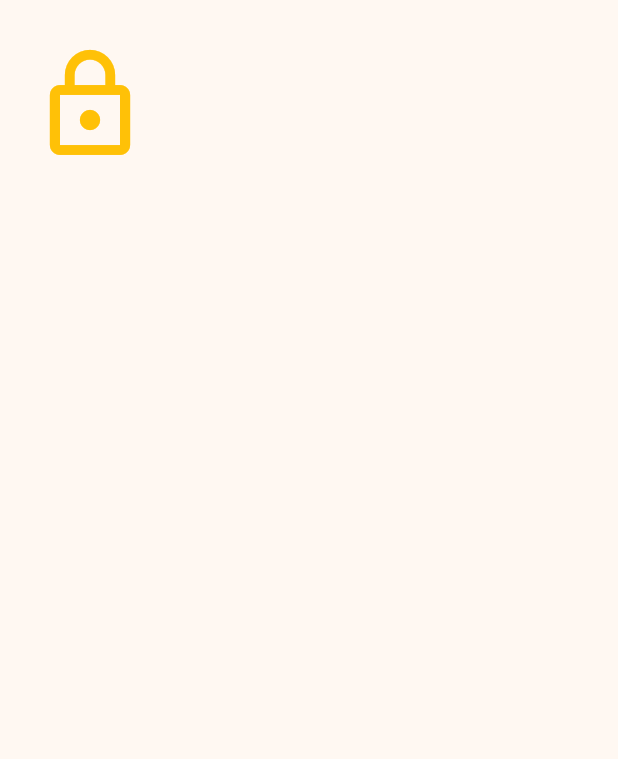
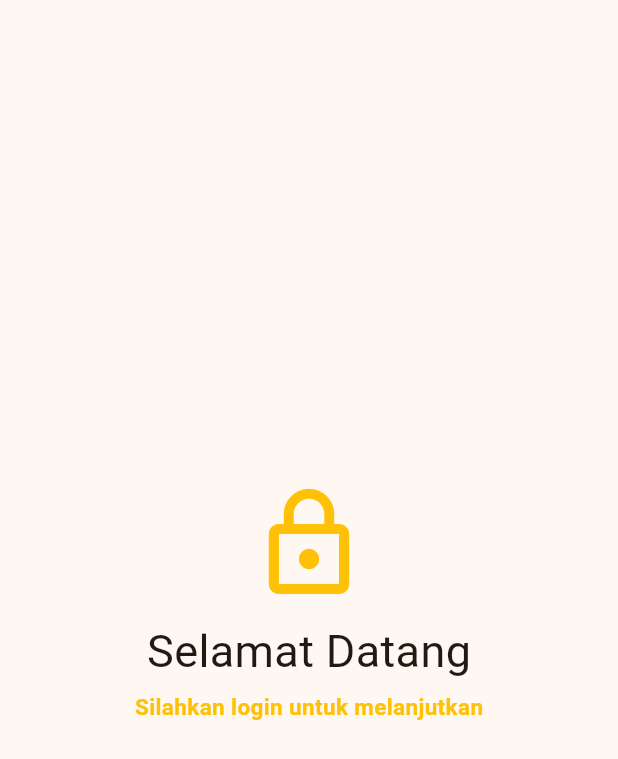
Before and after one commit to sellwia/week6, a Flutter app: the SignInPage screen opened directly, on a phone screen of 412 x 824 dp. Shown: the top 759 px of the screen. Run offline on Flutter 3.47's test engine with Material 3 defaults, Android fonts, the phone set to English and light mode, and no system bars.

Commit message:
menambahkan dan membuat icon login dan text berada ditengah dengan wrap

```diff
--- a/lib/screen/login.dart
+++ b/lib/screen/login.dart
@@ -6,7 +6,8 @@ class SignInPage extends StatelessWidget {
   @override
   Widget build(BuildContext context) {
 return Scaffold(
-        body: SingleChildScrollView(
+        body: Center(
+          child: SingleChildScrollView(
             child: Container(
               padding: const EdgeInsets.all(20.0),
               child: const Column(
@@ -20,7 +21,28 @@ return Scaffold(
 
                   SizedBox(height: 10),
 
+              Text(
+                "Selamat Datang",
+                style: TextStyle(fontSize: 30.0,
+                fontWeight: FontWeight.normal
+                ),
+              ),
+
+              SizedBox(height: 5), //jarak 20 antara lingkaran dan teks
+
+              Text(
+                "Silahkan login untuk melanjutkan",
+                style: TextStyle(
+                  fontSize: 15.0,
+                  color: Colors.amber,
+                  fontWeight: FontWeight.bold,
+                ),
+              ),
+
+              SizedBox(height: 30),
+
                 ],
+              ),
             ),
           ),
         ),
```
Lines whose indentation alone changed are shown as unchanged.
